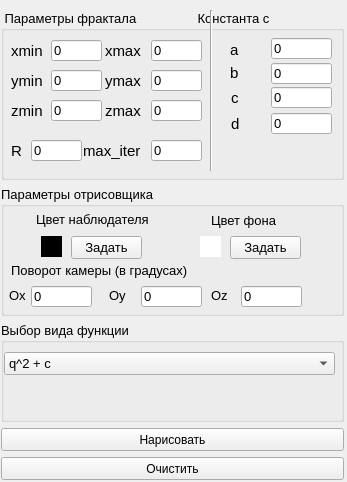
Before: the Qt Designer form ui/mycontroller.ui in moskovets/kg_project, drawn with Qt 5.
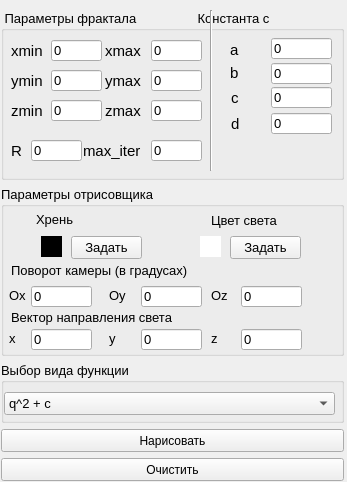
After: the same form once the commit is applied.

Patch:
```diff
--- a/ui/mycontroller.ui
+++ b/ui/mycontroller.ui
@@ -476,13 +476,13 @@
       <property name="minimumSize">
        <size>
         <width>0</width>
-        <height>0</height>
+        <height>170</height>
        </size>
       </property>
       <property name="maximumSize">
        <size>
         <width>16777215</width>
-        <height>130</height>
+        <height>500</height>
        </size>
       </property>
       <property name="font">
@@ -532,7 +532,7 @@
         </font>
        </property>
        <property name="text">
-        <string>Цвет наблюдателя</string>
+        <string>Хрень</string>
        </property>
       </widget>
       <widget class="QLabel" name="fonlabel">
@@ -571,7 +571,7 @@
         </font>
        </property>
        <property name="text">
-        <string>Цвет фона</string>
+        <string>Цвет света</string>
        </property>
       </widget>
       <widget class="QPushButton" name="foncolorButton">
@@ -711,6 +711,117 @@
         <string>Oy</string>
        </property>
       </widget>
+      <widget class="QLineEdit" name="zLightEdit">
+       <property name="geometry">
+        <rect>
+         <x>240</x>
+         <y>143</y>
+         <width>61</width>
+         <height>21</height>
+        </rect>
+       </property>
+       <property name="text">
+        <string>0</string>
+       </property>
+      </widget>
+      <widget class="QLabel" name="label_21">
+       <property name="geometry">
+        <rect>
+         <x>10</x>
+         <y>121</y>
+         <width>211</width>
+         <height>21</height>
+        </rect>
+       </property>
+       <property name="font">
+        <font>
+         <pointsize>10</pointsize>
+        </font>
+       </property>
+       <property name="text">
+        <string>Вектор направления света</string>
+       </property>
+      </widget>
+      <widget class="QLineEdit" name="xLightEdit">
+       <property name="geometry">
+        <rect>
+         <x>30</x>
+         <y>143</y>
+         <width>61</width>
+         <height>21</height>
+        </rect>
+       </property>
+       <property name="text">
+        <string>0</string>
+       </property>
+      </widget>
+      <widget class="QLabel" name="label_22">
+       <property name="geometry">
+        <rect>
+         <x>108</x>
+         <y>142</y>
+         <width>21</width>
+         <height>21</height>
+        </rect>
+       </property>
+       <property name="font">
+        <font>
+         <pointsize>10</pointsize>
+        </font>
+       </property>
+       <property name="text">
+        <string>y</string>
+       </property>
+      </widget>
+      <widget class="QLineEdit" name="yLightEdit">
+       <property name="geometry">
+        <rect>
+         <x>140</x>
+         <y>143</y>
+         <width>61</width>
+         <height>21</height>
+        </rect>
+       </property>
+       <property name="text">
+        <string>0</string>
+       </property>
+      </widget>
+      <widget class="QLabel" name="label_23">
+       <property name="geometry">
+        <rect>
+         <x>8</x>
+         <y>142</y>
+         <width>21</width>
+         <height>21</height>
+        </rect>
+       </property>
+       <property name="font">
+        <font>
+         <pointsize>10</pointsize>
+        </font>
+       </property>
+       <property name="text">
+        <string>x</string>
+       </property>
+      </widget>
+      <widget class="QLabel" name="label_24">
+       <property name="geometry">
+        <rect>
+         <x>210</x>
+         <y>142</y>
+         <width>21</width>
+         <height>21</height>
+        </rect>
+       </property>
+       <property name="font">
+        <font>
+         <pointsize>10</pointsize>
+        </font>
+       </property>
+       <property name="text">
+        <string>z</string>
+       </property>
+      </widget>
       <zorder>visorlabel</zorder>
       <zorder>label_13</zorder>
       <zorder>fonlabel</zorder>
```
Left out of the diff: 15 changed lines with no effect on the pictures.
